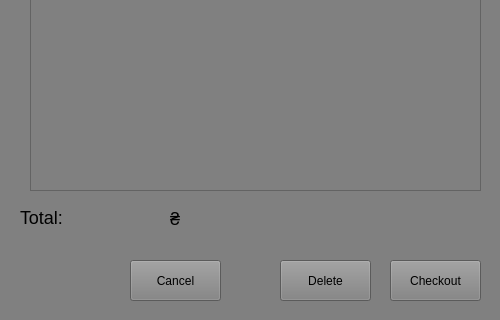
The window that cartwindow.ui (BeanDx/zoo-shop-qt-coursework) describes before a commit, drawn with Qt 5; both pictures show x 0 to 500 and y 180 to 500 of the 500 by 500 pixel window.
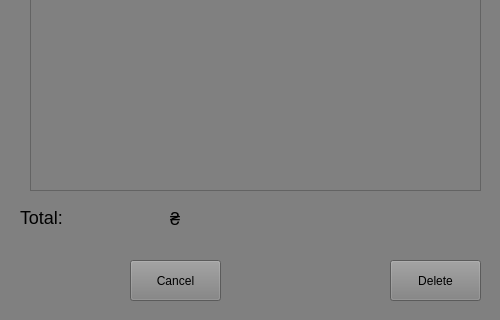
The same window after the commit.

Commit message: finish project. add functionality to delete item btn from cart.

Patch:
```diff
--- a/cartwindow.ui
+++ b/cartwindow.ui
@@ -60,19 +60,6 @@
   <widget class="QPushButton" name="Cart_Delete_Btn">
    <property name="geometry">
     <rect>
-     <x>280</x>
-     <y>440</y>
-     <width>91</width>
-     <height>41</height>
-    </rect>
-   </property>
-   <property name="text">
-    <string>Delete</string>
-   </property>
-  </widget>
-  <widget class="QPushButton" name="Cart_Checkout_btn">
-   <property name="geometry">
-    <rect>
      <x>390</x>
      <y>440</y>
      <width>91</width>
@@ -80,7 +67,7 @@
     </rect>
    </property>
    <property name="text">
-    <string>Checkout</string>
+    <string>Delete</string>
    </property>
   </widget>
   <widget class="QListWidget" name="CartlistWidget">
```
The commit also changes 2 other files.
